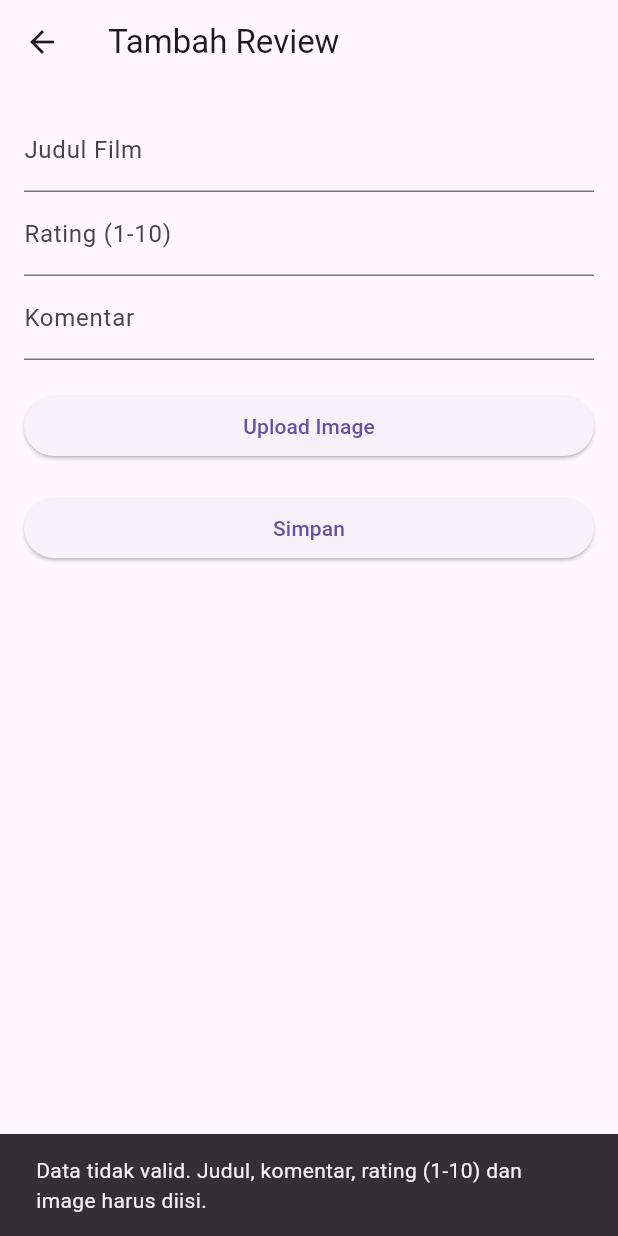
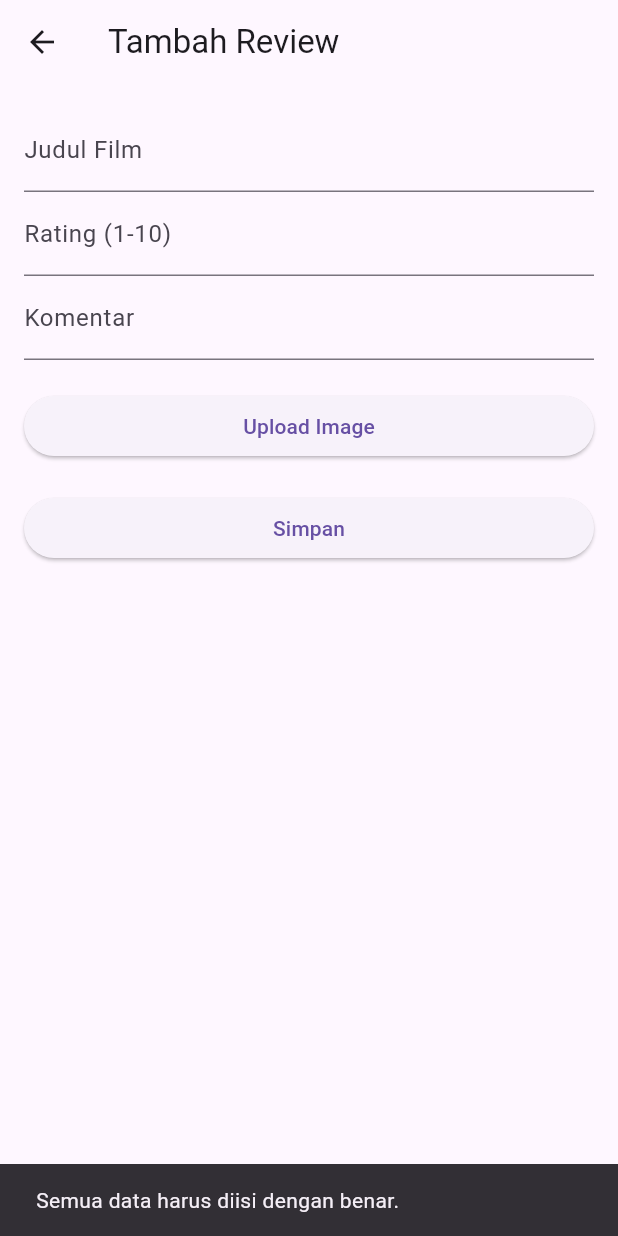
Before and after one commit to rahmatsugiarto/movie_reviews, a Flutter app: the AddEditReviewScreen screen opened directly with empty values, after a tap on "Simpan", on a phone screen of 412 x 824 dp. Run offline on Flutter 3.47's test engine with Material 3 defaults, Android fonts, the phone set to English and light mode, and no system bars; our stand-ins replace flutter_image_compress, flutter_smart_dialog, image_picker.

Commit message:
fixing upload image support mobile apps and web apps

```diff
--- a/lib/screens/add_edit_review_screen.dart
+++ b/lib/screens/add_edit_review_screen.dart
@@ -2,15 +2,17 @@ import 'dart:convert';
 import 'dart:developer';
 import 'dart:io';
 
-import 'package:dartz/dartz.dart' as dartz;
+
 import 'package:flutter/material.dart';
 import 'package:flutter/services.dart';
-import 'package:image/image.dart' as img;
+
 import 'package:image_picker/image_picker.dart';
-import 'package:movie_reviews/widgets/bottom_sheet_take_image.dart';
-import 'package:movie_reviews/widgets/custom_loading.dart';
+import 'package:flutter_image_compress/flutter_image_compress.dart';
+import 'package:flutter/foundation.dart';
 
 import '../api_service.dart';
+import '../widgets/bottom_sheet_take_image.dart';
+import '../widgets/custom_loading.dart';
 
 class AddEditReviewScreen extends StatefulWidget {
   final String username;
@@ -27,7 +29,7 @@ class _AddEditReviewScreenState extends State<AddEditReviewScreen> {
   final _ratingController = TextEditingController();
   final _commentController = TextEditingController();
   final _apiService = ApiService();
-  File? _dataImage;
+
   String? _base64Image;
 
   @override
@@ -38,13 +40,13 @@ class _AddEditReviewScreenState extends State<AddEditReviewScreen> {
       _ratingController.text = widget.review!['rating'].toString();
       _commentController.text = widget.review!['comment'];
 
-      if (widget.review!['comment'] != "") {
+      if (widget.review!['image'] != null) {
         _base64Image = widget.review!['image'];
       }
     }
   }
 
-  void _saveReview() async {
+  Future<void> _saveReview() async {
     // Show loading
     CustomLoading.show();
 
@@ -52,35 +54,19 @@ class _AddEditReviewScreenState extends State<AddEditReviewScreen> {
     final rating = int.tryParse(_ratingController.text) ?? 0;
     final comment = _commentController.text.trim();
 
-    if (_dataImage != null) {
-      await compressImage(_dataImage!.readAsBytesSync()).then((compressBytes) {
-        _base64Image = base64Encode(compressBytes);
-      });
-    }
-
-    // Validasi input
-    if (title.isEmpty ||
-        rating < 1 ||
-        rating > 10 ||
-        comment.isEmpty ||
-        _dataImage == null ||
-        _base64Image == null) {
-      // Dismiss loading
+    // Validate input
+    if (title.isEmpty || rating < 1 || rating > 10 || comment.isEmpty || _base64Image == null) {
       CustomLoading.dismiss();
 
       ScaffoldMessenger.of(context).showSnackBar(
-        const SnackBar(
-          content: Text(
-            'Data tidak valid. Judul, komentar, rating (1-10) dan image harus diisi.',
-          ),
-        ),
+        const SnackBar(content: Text('Semua data harus diisi dengan benar.')),
       );
       return;
     }
 
     bool success;
     if (widget.review == null) {
-      // Tambah review baru
+      // Add new review
       success = await _apiService.addReview(
         widget.username,
         title,
@@ -100,94 +86,67 @@ class _AddEditReviewScreenState extends State<AddEditReviewScreen> {
       );
     }
 
-    if (success) {
-      // Dismiss loading
     CustomLoading.dismiss();
 
-      Navigator.pop(context, true); // Berhasil, kembali ke layar sebelumnya
+    if (success) {
+      Navigator.pop(context, true);
     } else {
-      // Dismiss loading
-      CustomLoading.dismiss();
-
       ScaffoldMessenger.of(context).showSnackBar(
-        const SnackBar(content: Text('Gagal menyimpan review')),
+        const SnackBar(content: Text('Gagal menyimpan review.')),
       );
     }
   }
 
-  void _setFileImage({
-    required ImageSource source,
-  }) async {
-    final fileImage = await pickImage(source: source);
+  Future<void> _setFileImage({required ImageSource source}) async {
+    try {
+      final pickedImage = await ImagePicker().pickImage(source: source);
+      if (pickedImage == null) return;
 
-    fileImage.fold(
-      (errorMsg) {
-        if (errorMsg != "Cancel Pick Image") {
+      if (kIsWeb) {
+        // Untuk Web: Gunakan `readAsBytes` langsung dari XFile
+        final imageBytes = await pickedImage.readAsBytes();
+        setState(() {
+          _base64Image = base64Encode(imageBytes);
+        });
+      } else {
+        // Untuk Mobile: Kompres dan ubah ke Base64
+        final file = File(pickedImage.path);
+        final compressedFile = await _compressImage(file);
+
+        if (compressedFile != null) {
+          final compressedBytes = await compressedFile.readAsBytes();
+          setState(() {
+            _base64Image = base64Encode(compressedBytes);
+          });
+        } else {
           ScaffoldMessenger.of(context).showSnackBar(
-            SnackBar(content: Text(errorMsg)),
+            const SnackBar(content: Text('Kompresi gambar gagal.')),
           );
         }
-      },
-      (data) async {
-        if (data != null) {
-          _dataImage = data;
-
-          setState(() {
-            _base64Image = base64Encode(data.readAsBytesSync());
-          });
       }
-      },
+    } catch (e) {
+      log('Error: $e');
+      ScaffoldMessenger.of(context).showSnackBar(
+        SnackBar(content: Text('Error: $e')),
       );
-  }
-
-  Future<dartz.Either<String, File?>> pickImage({
-    required ImageSource source,
-  }) async {
-    try {
-      final image = await ImagePicker().pickImage(
-        source: source,
-        imageQuality: 30,
-      );
-
-      if (image == null) {
-        return const dartz.Left("Cancel Pick Image");
-      }
-      final File fileImage = File(image.path);
-
-      return dartz.Right(fileImage);
-    } on PlatformException catch (e) {
-      log('Failed to pick image: $e');
-      return dartz.Left("Failed to pick image: $e");
     }
   }
 
-  Future<List<int>> compressImage(
-    List<int> imageBytes, {
-    int targetWidth = 500,
-    int quality = 85,
-  }) async {
-    // Decode the image from the byte list
-    final image = img.decodeImage(Uint8List.fromList(imageBytes));
-
-    if (image == null) {
-      throw Exception("Failed to decode image.");
+  Future<File?> _compressImage(File file) async {
+    if (kIsWeb) {
+      // Tidak perlu kompresi di Web
+      return file;
+    } else {
+      final targetPath = file.path;
+      final compressedFile = await FlutterImageCompress.compressAndGetFile(
+        file.absolute.path,
+        targetPath,
+        quality: 80,
+        minWidth: 500,
+        minHeight: 500,
+      );
+      return compressedFile;
     }
-
-    // Calculate the aspect ratio and target height to maintain the aspect ratio
-    final aspectRatio = image.width / image.height;
-    final targetHeight = (targetWidth / aspectRatio).round();
-
-    // Resize the image while maintaining the aspect ratio
-    final resizedImage = img.copyResize(
-      image,
-      width: targetWidth,
-      height: targetHeight,
-    );
-
-    // Compress the image by encoding it to a lower quality JPEG
-    final compressedImageBytes = img.encodeJpg(resizedImage, quality: quality);
-
-    return compressedImageBytes;
   }
 
   @override
@@ -204,7 +163,7 @@ class _AddEditReviewScreenState extends State<AddEditReviewScreen> {
             TextField(
               controller: _titleController,
               decoration: const InputDecoration(labelText: 'Judul Film'),
-              readOnly: isEditMode, // Nonaktifkan input jika dalam mode edit
+              readOnly: isEditMode,
             ),
             TextField(
               controller: _ratingController,
@@ -215,10 +174,9 @@ class _AddEditReviewScreenState extends State<AddEditReviewScreen> {
               controller: _commentController,
               decoration: const InputDecoration(labelText: 'Komentar'),
             ),
-            const SizedBox(
-              height: 20.0,
-            ),
-            Builder(builder: (context) {
+            const SizedBox(height: 20),
+            Builder(
+              builder: (context) {
                 if (_base64Image != null) {
                   return InkWell(
                     onTap: () {
@@ -236,7 +194,7 @@ class _AddEditReviewScreenState extends State<AddEditReviewScreen> {
                       );
                     },
                     child: Image.memory(
-                    base64Decode(_base64Image ?? ""),
+                      base64Decode(_base64Image!),
                       fit: BoxFit.cover,
                     ),
                   );
@@ -258,7 +216,8 @@ class _AddEditReviewScreenState extends State<AddEditReviewScreen> {
                   },
                   child: const Text("Upload Image"),
                 );
-            }),
+                },
+            ),
             const SizedBox(height: 20),
             ElevatedButton(
               onPressed: _saveReview,
```
Lines whose indentation alone changed are shown as unchanged.
